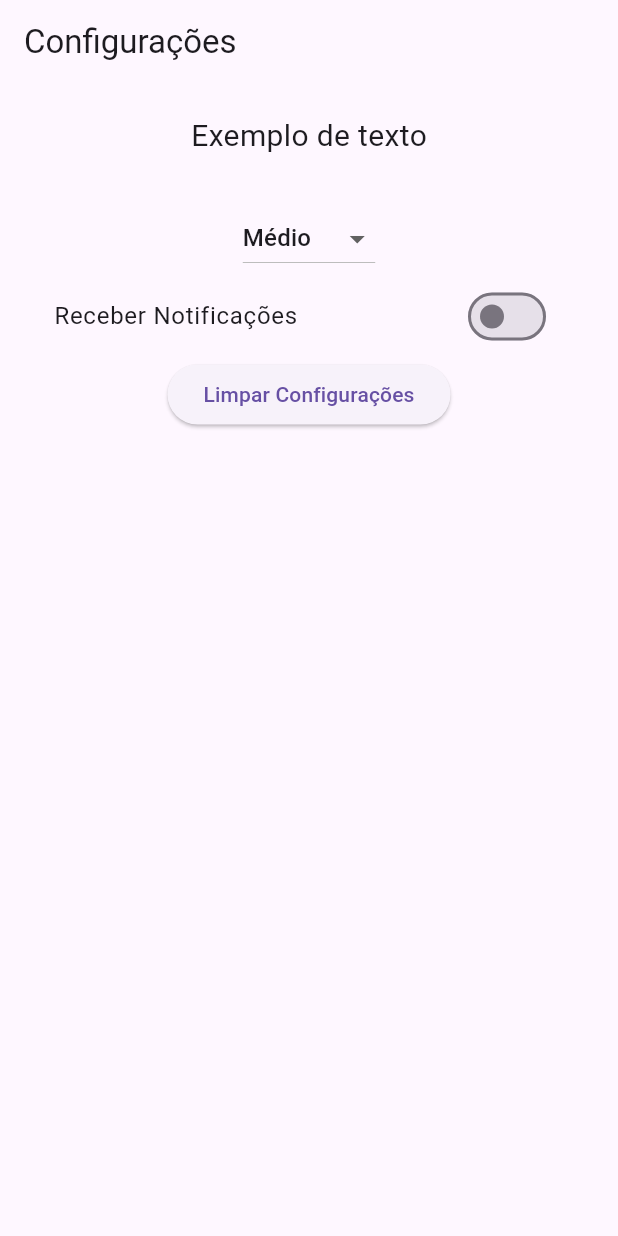
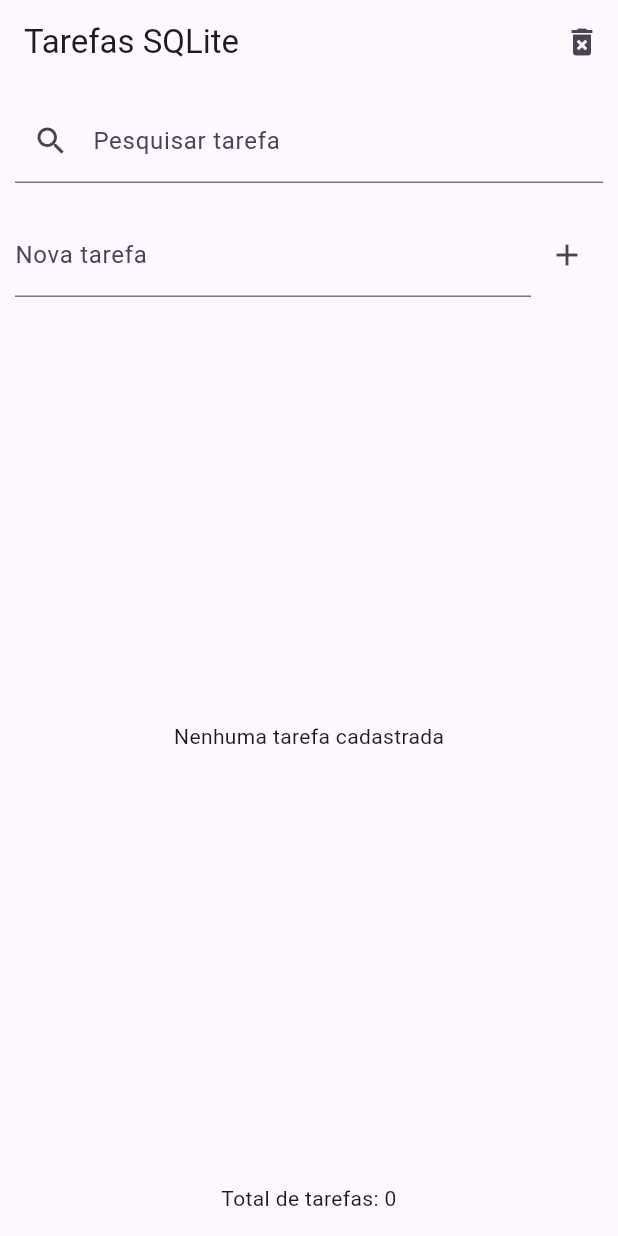
Before and after one commit to Br4yaan/Atividade_ppdm, a Flutter app: the screen it shows after launch, on a phone screen of 412 x 824 dp. Run offline on Flutter 3.47's test engine with Material 3 defaults, Android fonts, the phone set to English and light mode, and no system bars; our stand-ins replace shared_preferences, sqflite; accounts and stored records are empty.

Commit message:
Atividade 008

```diff
--- a/app_ppdm/lib/main.dart
+++ b/app_ppdm/lib/main.dart
@@ -1,18 +1,30 @@
 import 'package:flutter/material.dart';
-import 'preferencias_page.dart';
+import 'pages/home_page.dart';
 
-void main() {
+
+void main(){
+
   runApp(const MyApp());
+
 }
 
-class MyApp extends StatelessWidget {
+
+class MyApp extends StatelessWidget{
+
   const MyApp({super.key});
 
+
   @override
-  Widget build(BuildContext context) {
+  Widget build(BuildContext context){
+
     return MaterialApp(
-      debugShowCheckedModeBanner: false,
-      home: const PreferenciasPage(),
+
+      debugShowCheckedModeBanner:false,
+
+      home: const HomePage(),
+
     );
+
   }
+
 }
--- /dev/null
+++ b/app_ppdm/lib/pages/home_page.dart
@@ -0,0 +1,369 @@
+import 'package:flutter/material.dart';
+import '../database/database_helper.dart';
+
+
+class HomePage extends StatefulWidget {
+
+  const HomePage({super.key});
+
+
+  @override
+  State<HomePage> createState() => _HomePageState();
+
+}
+
+
+
+class _HomePageState extends State<HomePage> {
+
+
+  final tituloController = TextEditingController();
+
+
+  String pesquisa = "";
+
+
+
+  Future<List<Map<String,dynamic>>> carregarTarefas(){
+
+
+    if(pesquisa.isEmpty){
+
+      return DatabaseHelper.instance.getTasks();
+
+    }
+
+
+    return DatabaseHelper.instance.searchTask(pesquisa);
+
+
+  }
+
+
+
+
+  void adicionarTarefa() async {
+
+
+    if(tituloController.text.isEmpty){
+
+      return;
+
+    }
+
+
+    await DatabaseHelper.instance.insertTask(
+      tituloController.text,
+    );
+
+
+    tituloController.clear();
+
+
+    setState(() {});
+
+
+  }
+
+
+
+
+  void limparTarefas() async {
+
+
+    await DatabaseHelper.instance.deleteAll();
+
+
+    setState(() {});
+
+
+  }
+
+
+
+
+  @override
+  Widget build(BuildContext context) {
+
+
+    return Scaffold(
+
+
+      appBar: AppBar(
+
+        title: const Text(
+          "Tarefas SQLite",
+        ),
+
+
+        actions: [
+
+
+          IconButton(
+
+            icon: const Icon(
+              Icons.delete_forever,
+            ),
+
+
+            onPressed: limparTarefas,
+
+          )
+
+
+        ],
+
+
+      ),
+
+
+
+
+      body: Column(
+
+        children: [
+
+
+
+          Padding(
+
+            padding: const EdgeInsets.all(10),
+
+            child: TextField(
+
+
+              decoration: const InputDecoration(
+
+                labelText: "Pesquisar tarefa",
+
+                prefixIcon: Icon(Icons.search),
+
+              ),
+
+
+
+              onChanged: (valor){
+
+
+                setState(() {
+
+                  pesquisa = valor;
+
+                });
+
+
+              },
+
+
+            ),
+
+          ),
+
+
+
+
+
+          Padding(
+
+            padding: const EdgeInsets.all(10),
+
+
+            child: Row(
+
+              children: [
+
+
+                Expanded(
+
+                  child: TextField(
+
+                    controller: tituloController,
+
+
+                    decoration: const InputDecoration(
+
+                      labelText: "Nova tarefa",
+
+                    ),
+
+                  ),
+
+                ),
+
+
+
+
+                IconButton(
+
+                  icon: const Icon(
+                    Icons.add,
+                  ),
+
+
+                  onPressed: adicionarTarefa,
+
+                )
+
+
+              ],
+
+            ),
+
+          ),
+
+
+
+
+
+          Expanded(
+
+            child: FutureBuilder(
+
+              future: carregarTarefas(),
+
+
+              builder: (context, snapshot){
+
+
+                if(!snapshot.hasData){
+
+
+                  return const Center(
+
+                    child: CircularProgressIndicator(),
+
+                  );
+
+
+                }
+
+
+
+
+                final tarefas = snapshot.data!;
+
+
+
+
+                if(tarefas.isEmpty){
+
+
+                  return const Center(
+
+                    child: Text(
+                      "Nenhuma tarefa cadastrada",
+                    ),
+
+                  );
+
+
+                }
+
+
+
+
+
+                return ListView.builder(
+
+
+                  itemCount: tarefas.length,
+
+
+
+                  itemBuilder: (context,index){
+
+
+
+                    return Card(
+
+                      child: ListTile(
+
+
+                        leading: const Icon(
+                          Icons.task,
+                        ),
+
+
+
+                        title: Text(
+
+                          tarefas[index]['titulo'],
+
+                        ),
+
+
+                      ),
+
+                    );
+
+
+                  },
+
+
+                );
+
+
+              },
+
+
+            ),
+
+          ),
+
+
+        ],
+
+
+      ),
+
+
+
+
+
+      bottomNavigationBar: FutureBuilder<int>(
+
+
+        future: DatabaseHelper.instance.countTasks(),
+
+
+
+        builder:(context,snapshot){
+
+
+          return Container(
+
+
+            padding: const EdgeInsets.all(15),
+
+
+
+            child: Text(
+
+
+              "Total de tarefas: ${snapshot.data ?? 0}",
+
+
+              textAlign: TextAlign.center,
+
+
+            ),
+
+
+          );
+
+
+        },
+
+
+      ),
+
+
+
+    );
+
+
+  }
+
+
+
+}
--- a/app_ppdm/pubspec.yaml
+++ b/app_ppdm/pubspec.yaml
@@ -30,6 +30,9 @@
 dependencies:
   flutter:
     sdk: flutter
+
+  sqflite: ^2.3.3
+  path: ^1.9.0
 
   # The following adds the Cupertino Icons font to your application.
   # Use with the CupertinoIcons class for iOS style icons.
```
Also changed, not shown: app_ppdm/lib/database/database_helper.dart (added, +178 -0 lines), app_ppdm/lib/models/task.dart (added, +31 -0 lines), app_ppdm/pubspec.lock, 1 other file.
